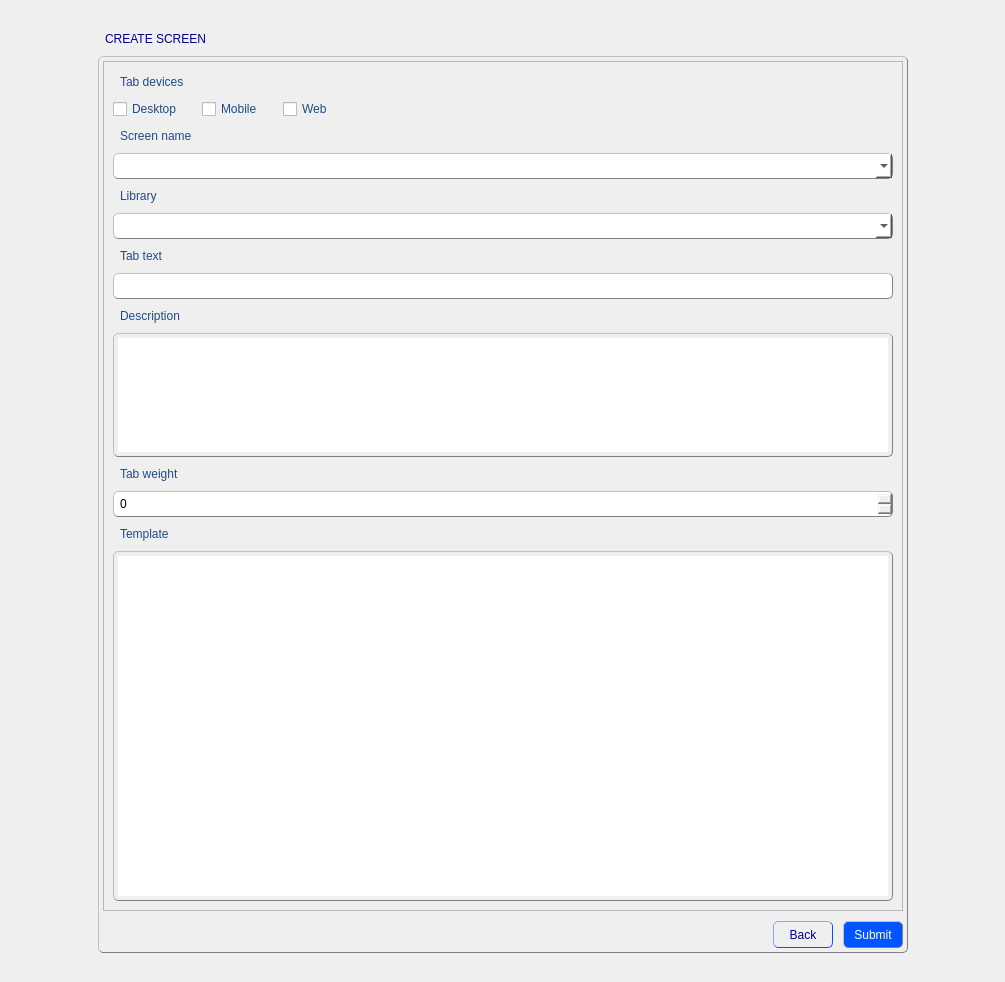
Qt form Builder/Builder/createscreeform.ui (Rork96/QtProjects) before a commit.
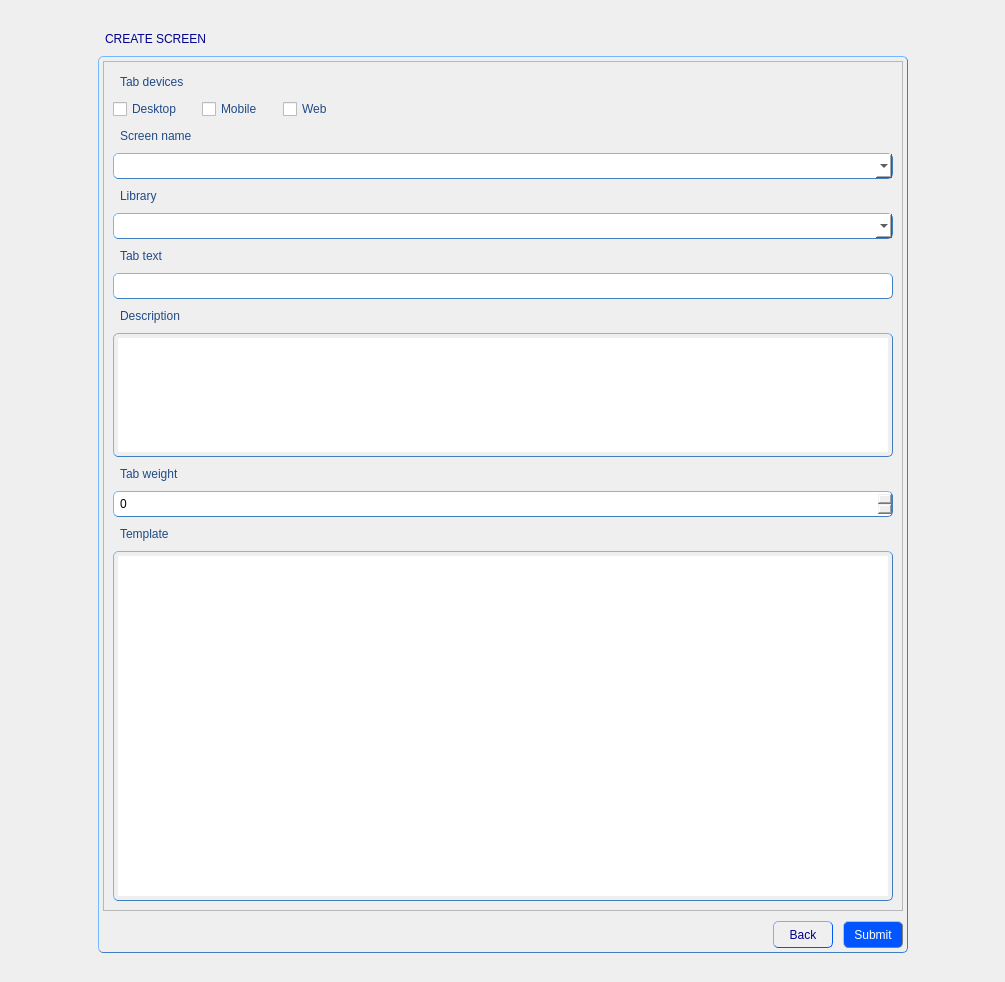
The same form after that commit.

```diff
--- a/Builder/Builder/createscreeform.ui
+++ b/Builder/Builder/createscreeform.ui
@@ -17,7 +17,7 @@
    <string notr="true">QGroupBox {
                color: black;
                padding: 4px;
-               border: 1px solid grey; 
+               border: 1px solid rgb(63, 127, 191); 
                border-radius: 5px;
                border-style: outset;
               }
@@ -25,7 +25,7 @@
                color: blue;
                padding: 4px;
                border-radius: 5px;
-               border: 1px solid grey; 
+               border: 1px solid rgb(63, 127, 191); 
                border-style: outset;
 	           font: 11pt &quot;MS Shell Dlg 2&quot;;
               }
@@ -46,7 +46,7 @@
 QLineEdit {
                color: black;
                padding: 4px;
-               border: 1px solid grey; 
+               border: 1px solid rgb(63, 127, 191); 
                border-radius: 5px;
                border-style: outset;
 	           font: 10pt &quot;MS Shell Dlg 2&quot;;
@@ -54,7 +54,7 @@
 QComboBox {
 			   color: black;
                padding: 4px;
-               border: 1px solid grey; 
+               border: 1px solid rgb(63, 127, 191); 
                border-radius: 5px;
                border-style: outset;
                font: 9pt &quot;MS Shell Dlg 2&quot;;
@@ -63,7 +63,7 @@
 QTextEdit {
                color: black;
                padding: 4px;
-               border: 1px solid grey; 
+               border: 1px solid rgb(63, 127, 191); 
                border-radius: 5px;
                border-style: outset;
 	           font: 10pt &quot;MS Shell Dlg 2&quot;;
@@ -71,7 +71,7 @@
 QSpinBox {
                color: black;
                padding: 4px;
-               border: 1px solid grey; 
+               border: 1px solid rgb(63, 127, 191); 
                border-radius: 5px;
                border-style: outset;
 	           font: 10pt &quot;MS Shell Dlg 2&quot;;
@@ -79,7 +79,7 @@
 QListView {
                color: black;
                padding: 4px;
-               border: 1px solid grey; 
+               border: 1px solid rgb(63, 127, 191); 
                border-radius: 5px;
                border-style: outset;
 	           font: 10pt &quot;MS Shell Dlg 2&quot;;
```
